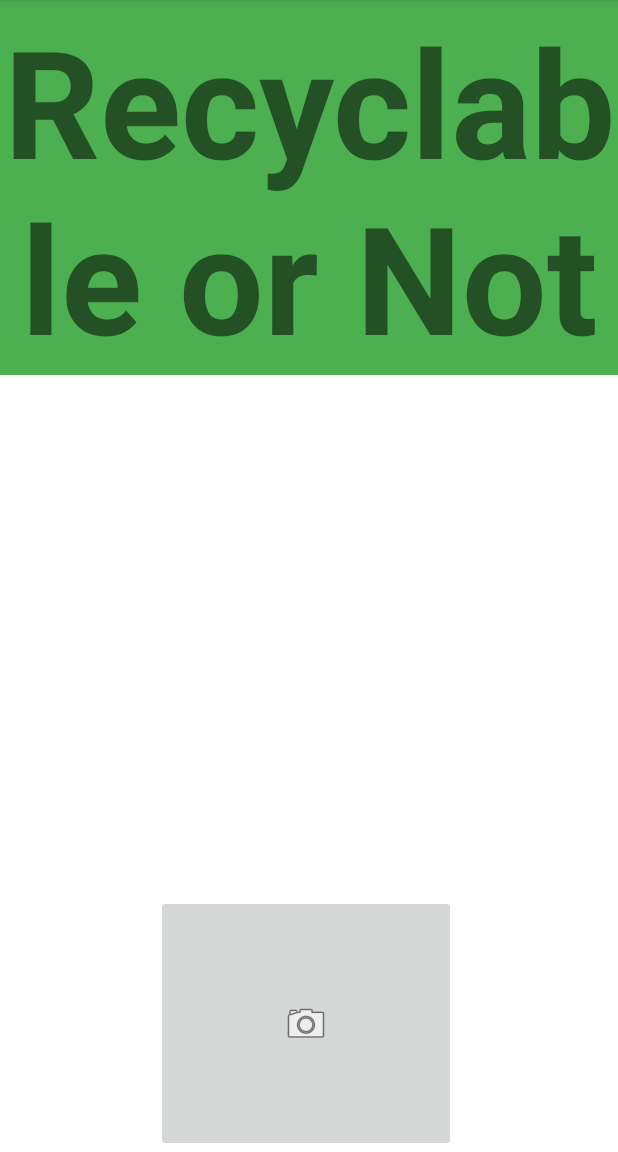
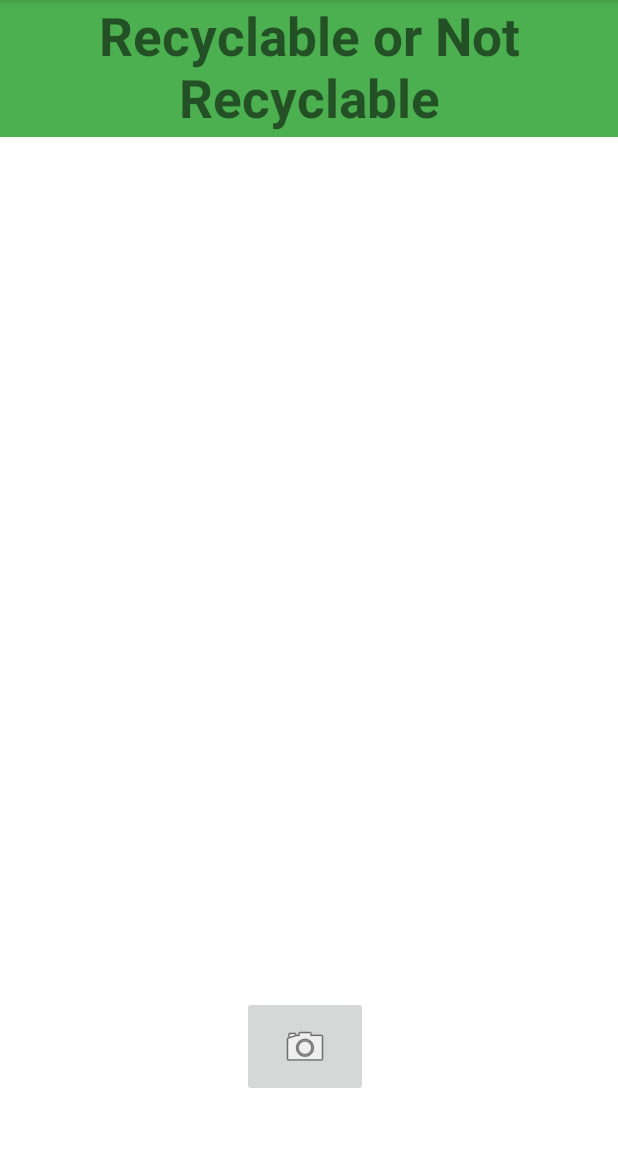
Before and after one commit to Nyquixt/RNR, an Android app: the screen it shows after launch (MainActivity), on a phone screen of 412 x 824 dp, the part 84-1236 px from its top. Run offline under Robolectric (Android 15) with nearby library versions, the phone set to English and light mode, and no system bars.

Commit message:
Added functionality to post image to server and receive results

```diff
--- a/app/src/main/AndroidManifest.xml
+++ b/app/src/main/AndroidManifest.xml
@@ -3,6 +3,8 @@
     xmlns:tools="http://schemas.android.com/tools">
 
     <uses-permission android:name="android.permission.READ_EXTERNAL_STORAGE"/>
+
+    <uses-permission android:name="android.permission.INTERNET"/>
 
     <application
         android:allowBackup="true"
--- a/app/src/main/res/layout/activity_main.xml
+++ b/app/src/main/res/layout/activity_main.xml
@@ -9,32 +9,63 @@
     <TextView
         android:id="@+id/text_id"
         android:layout_width="match_parent"
-        android:layout_height="250dp"
+        android:layout_height="91dp"
         android:layout_alignParentStart="true"
         android:layout_marginStart="0dp"
         android:background="#4CAF50"
         android:gravity="center_horizontal|top"
         android:text="@string/recyclable_or_not_recyclable"
-        android:textSize="100sp"
-        android:textStyle="bold"/>
-
+        android:textSize="35sp"
+        android:textStyle="bold" />
 
     <LinearLayout
-        android:layout_width="fill_parent"
-        android:layout_height="fill_parent"
+        android:layout_width="407dp"
+        android:layout_height="640dp"
         android:layout_alignParentStart="true"
         android:layout_alignParentTop="true"
-        android:layout_marginStart="-4dp"
-        android:layout_marginTop="-2dp"
+        android:layout_marginStart="0dp"
+        android:layout_marginTop="91dp"
         android:gravity="center_horizontal|bottom"
         android:orientation="vertical">
 
+        <TextView
+            android:id="@+id/resultText"
+            android:layout_width="418dp"
+            android:layout_height="71dp"
+            android:gravity="center"
+            android:text=""
+            android:textAlignment="center"
+            android:textColor="@color/black"
+            android:textSize="20sp" />
+
+        <RelativeLayout
+            android:layout_width="match_parent"
+            android:layout_height="506dp">
+
+            <FrameLayout
+                android:layout_width="match_parent"
+                android:layout_height="match_parent">
+
+
+                <ImageView
+                    android:id="@+id/imageview"
+                    android:layout_width="match_parent"
+                    android:layout_height="match_parent"
+                    android:elevation="3dp"
+                     />
+
+            </FrameLayout>
+
+        </RelativeLayout>
+
+
         <ImageButton
             android:id="@+id/imageButton"
-            android:layout_width="200dp"
-            android:layout_height="171dp"
-            app:srcCompat="@android:drawable/ic_menu_camera"
-            android:contentDescription="@string/todo" />
+            android:layout_width="84dp"
+            android:layout_height="67dp"
+            android:contentDescription="@string/todo"
+            app:srcCompat="@android:drawable/ic_menu_camera" />
+
     </LinearLayout>
 
 </RelativeLayout>
```
Also changed, not shown: app/build.gradle (+9 -1 lines), app/src/main/java/com/example/recyclingapp/MainActivity.java (+111 -10 lines), 1 other file.
